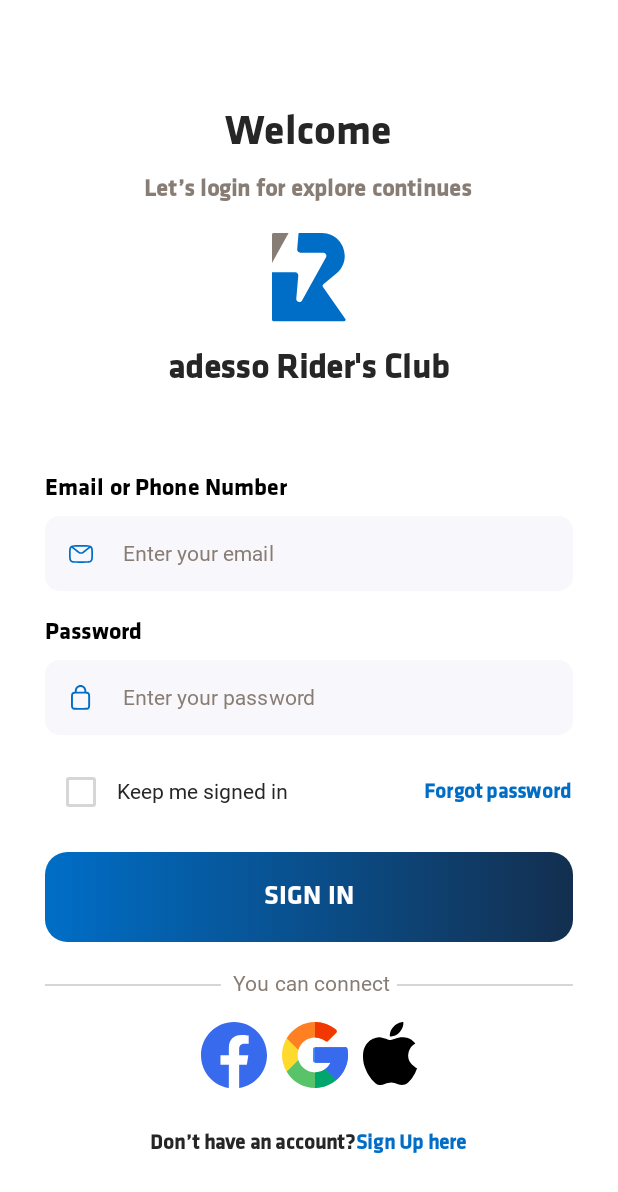
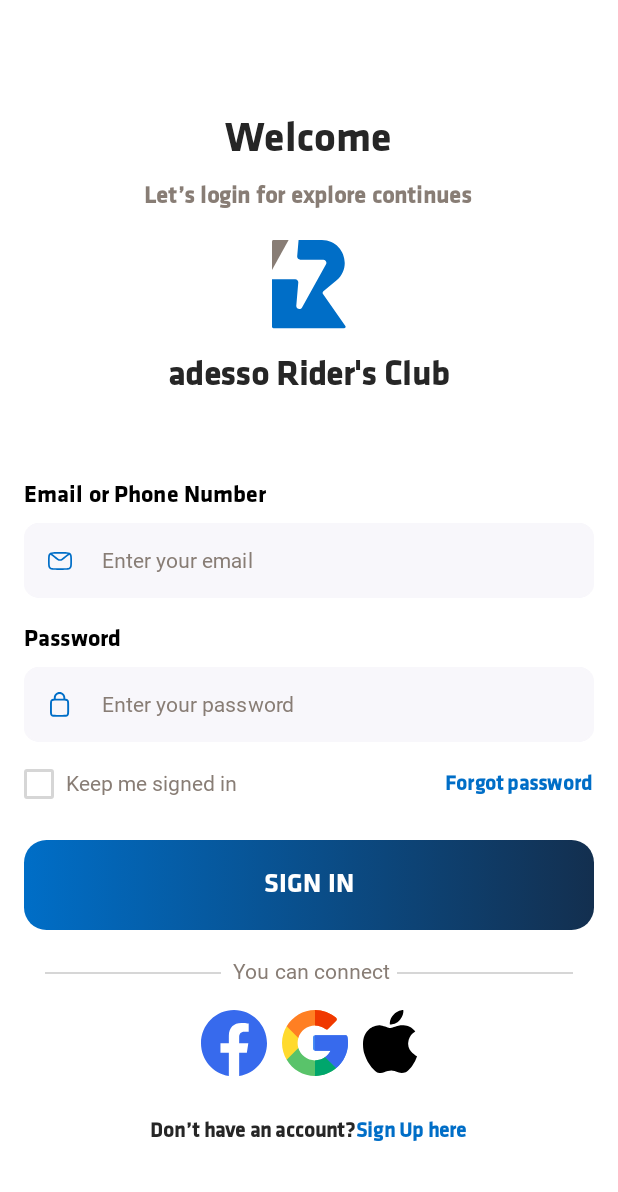
Before and after one commit to kalyani-adesso/Asphalt-A, an Android app built with Jetpack Compose: the screen it shows after launch (MainActivity), on a phone screen of 412 x 824 dp. Shown: the top 1192 px of the screen. Run offline under Robolectric (Android 15) with nearby library versions, the phone set to English and light mode, and no system bars; Roboto replaces fonts that are not available here.

Commit message:
spacing fixed

```diff
--- a/commonui/src/main/java/com/asphalt/commonui/theme/Dimensions.kt
+++ b/commonui/src/main/java/com/asphalt/commonui/theme/Dimensions.kt
@@ -46,6 +46,9 @@ object Dimensions {
     val spacing85 = 85.dp
     val spacing75 = 75.dp
     val spacing144 = 144.dp
+    val spacing27 = 27.dp
+    val spacing18 = 18.dp
+    val spacing80 = 80.dp
 
     val size = 24.dp
     val size2 = 2.dp
--- a/feature/login/src/main/java/com/asphalt/login/ui/LoginScreen.kt
+++ b/feature/login/src/main/java/com/asphalt/login/ui/LoginScreen.kt
@@ -6,6 +6,7 @@ import androidx.compose.foundation.background
 import androidx.compose.foundation.border
 import androidx.compose.foundation.clickable
 import androidx.compose.foundation.layout.Arrangement
+import androidx.compose.foundation.layout.Box
 import androidx.compose.foundation.layout.Column
 import androidx.compose.foundation.layout.Row
 import androidx.compose.foundation.layout.Spacer
@@ -14,6 +15,7 @@ import androidx.compose.foundation.layout.fillMaxSize
 import androidx.compose.foundation.layout.fillMaxWidth
 import androidx.compose.foundation.layout.height
 import androidx.compose.foundation.layout.padding
+import androidx.compose.foundation.layout.size
 import androidx.compose.foundation.layout.width
 import androidx.compose.foundation.rememberScrollState
 import androidx.compose.foundation.shape.RoundedCornerShape
@@ -43,6 +45,7 @@ import androidx.compose.ui.text.input.KeyboardType
 import androidx.compose.ui.text.input.PasswordVisualTransformation
 import androidx.compose.ui.text.input.VisualTransformation
 import androidx.compose.ui.tooling.preview.Preview
+import androidx.compose.ui.unit.dp
 import androidx.lifecycle.viewmodel.compose.viewModel
 import com.asphalt.commonui.R
 import com.asphalt.commonui.theme.Dimensions
@@ -82,7 +85,7 @@ fun LoginScreen(viewModel: LoginScreenViewModel = koinViewModel()) {
                 .verticalScroll(scrollState)
                 .background(Color.White)
         ) {
-            Spacer(modifier = Modifier.height(Dimensions.spacing75))
+            Spacer(modifier = Modifier.height(Dimensions.spacing80))
             Column(
                 modifier = Modifier.fillMaxWidth(),
                 horizontalAlignment = Alignment.CenterHorizontally
@@ -117,7 +120,7 @@ fun LoginScreen(viewModel: LoginScreenViewModel = koinViewModel()) {
             Column(
                 modifier = Modifier
                     .fillMaxWidth()
-                    .padding(start = Dimensions.padding30, end = Dimensions.padding30),
+                    .padding(start = Dimensions.padding, end = Dimensions.padding),
             ) {
                 Text(
                     text = stringResource(string.email_phone),
@@ -177,7 +180,8 @@ fun LoginScreen(viewModel: LoginScreenViewModel = koinViewModel()) {
                         leadingIcon = {
                             Icon(
                                 painter = painterResource(R.drawable.ic_email_blue_icon),
-                                contentDescription = "Email icon", tint = Color.Unspecified
+                                contentDescription = "Email icon",
+                                tint = Color.Unspecified
 
                             )
                         },
@@ -185,7 +189,8 @@ fun LoginScreen(viewModel: LoginScreenViewModel = koinViewModel()) {
                             if (isValidEmail.value) {
                                 Icon(
                                     painter = painterResource(R.drawable.ic_tick_green),
-                                    contentDescription = "Email icon", tint = Color.Unspecified
+                                    contentDescription = "Email icon",
+                                    tint = Color.Unspecified
 
                                 )
                             }
@@ -244,6 +249,7 @@ fun LoginScreen(viewModel: LoginScreenViewModel = koinViewModel()) {
                                 text = stringResource(string.enter_password),
                                 style = Typography.bodySmall,
                                 color = NeutralDarkGrey
+
                             )
                         },
                         modifier = Modifier
@@ -299,26 +305,35 @@ fun LoginScreen(viewModel: LoginScreenViewModel = koinViewModel()) {
                     )
                 }
 
-                Spacer(modifier = Modifier.height(Dimensions.size14))
+                Spacer(modifier = Modifier.height(Dimensions.spacing18))
                 Row(
                     modifier = Modifier.fillMaxWidth(),
                     horizontalArrangement = Arrangement.SpaceBetween,
                     verticalAlignment = Alignment.CenterVertically
                 ) {
                     Row(
-                        verticalAlignment = Alignment.CenterVertically,
+                        verticalAlignment = Alignment.CenterVertically, modifier = Modifier
                     ) {
+                        Box(
+                            modifier = Modifier.size(20.dp) // smaller than 48.dp to reduce visual padding
+
+                        ) {
+
                             Checkbox(
-                            modifier = Modifier,
+                                modifier = Modifier.padding(start = 0.dp, end = 0.dp),
                                 colors = CheckboxDefaults.colors(
                                     checkedColor = PrimaryDarkerLightB75,
                                     uncheckedColor = NeutralMidGrey,
                                     checkmarkColor = Color.White
                                 ),
-                            checked = checked, onCheckedChange = { checked = it })
+                                checked = checked,
+                                onCheckedChange = { checked = it })
+                        }
+                        Spacer(modifier = Modifier.width(Dimensions.padding8))
                         Text(
                             text = stringResource(string.keep_signed_in),
-                            style = Typography.bodySmall
+                            style = Typography.bodySmall,
+                            color = NeutralDarkGrey
                         )
                     }
                     Text(
@@ -327,7 +342,7 @@ fun LoginScreen(viewModel: LoginScreenViewModel = koinViewModel()) {
                         color = PrimaryDarkerLightB75
                     )
                 }
-                Spacer(modifier = Modifier.height(Dimensions.spacing16))
+                Spacer(modifier = Modifier.height(Dimensions.spacing27))
                 GradientButton(
                     PrimaryDarkerLightB75,
                     PrimaryDarkerLightB50,
@@ -359,7 +374,9 @@ fun LoginScreen(viewModel: LoginScreenViewModel = koinViewModel()) {
                         modifier = Modifier
                             .weight(1f)
                             .padding(start = Dimensions.padding8),
-                        maxLines = 1, style = Typography.labelSmall, color = NeutralDarkGrey
+                        maxLines = 1,
+                        style = Typography.labelSmall,
+                        color = NeutralDarkGrey
                     )
                     Divider(
                         color = NeutralMidGrey,
@@ -370,28 +387,23 @@ fun LoginScreen(viewModel: LoginScreenViewModel = koinViewModel()) {
                 }
                 Spacer(modifier = Modifier.height(Dimensions.spacing16))
                 Row(
-                    modifier = Modifier.fillMaxWidth(),
-                    horizontalArrangement = Arrangement.Center
+                    modifier = Modifier.fillMaxWidth(), horizontalArrangement = Arrangement.Center
                 ) {
                     Image(
-                        painter = painterResource(R.drawable.ic_facebook),
-                        contentDescription = ""
+                        painter = painterResource(R.drawable.ic_facebook), contentDescription = ""
                     )
                     Spacer(modifier = Modifier.width(Dimensions.spacing10))
                     Image(
-                        painter = painterResource(R.drawable.ic_google),
-                        contentDescription = ""
+                        painter = painterResource(R.drawable.ic_google), contentDescription = ""
                     )
                     Spacer(modifier = Modifier.width(Dimensions.spacing10))
                     Image(
-                        painter = painterResource(R.drawable.ic_apple),
-                        contentDescription = ""
+                        painter = painterResource(R.drawable.ic_apple), contentDescription = ""
                     )
                 }
                 Spacer(modifier = Modifier.height(Dimensions.spacing30))
                 Row(
-                    modifier = Modifier.fillMaxWidth(),
-                    horizontalArrangement = Arrangement.Center
+                    modifier = Modifier.fillMaxWidth(), horizontalArrangement = Arrangement.Center
                 ) {
                     Text(
                         text = stringResource(string.dont_have_account),
@@ -412,6 +424,6 @@ fun LoginScreen(viewModel: LoginScreenViewModel = koinViewModel()) {
 @Preview
 @Composable
 fun LoginPreview() {
-    var viewModel:LoginScreenViewModel= viewModel()
+    var viewModel: LoginScreenViewModel = viewModel()
     LoginScreen(viewModel)
 }
```
Lines whose indentation alone changed are shown as unchanged.
